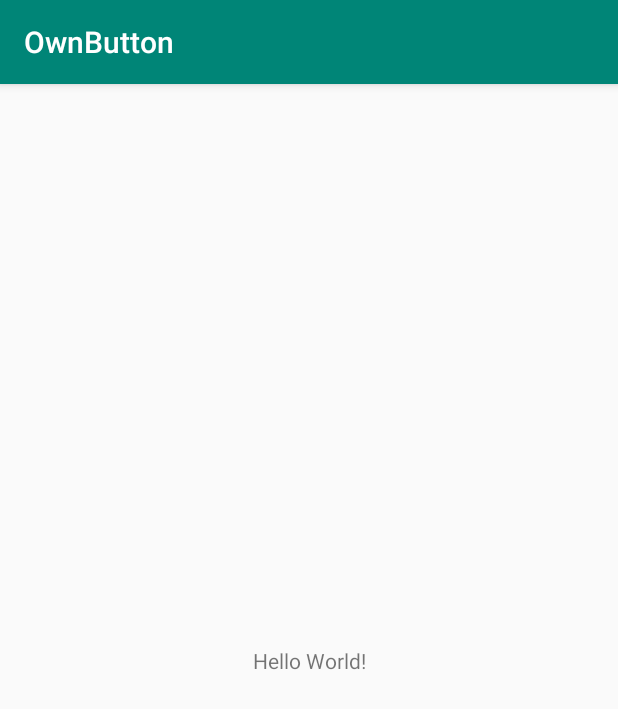
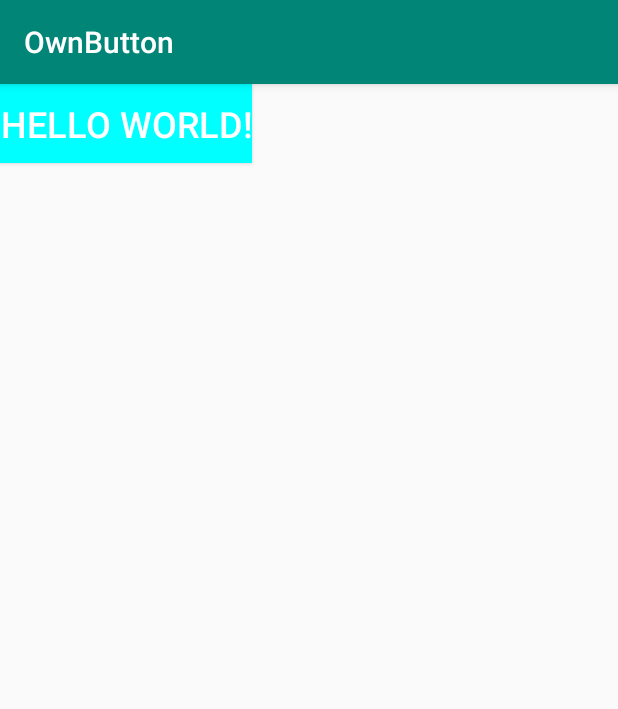
Before and after one commit to wnsgk42/ownbutton, an Android app: the screen it shows after launch (MainActivity), on a phone screen of 412 x 824 dp. Shown: the top 709 px of the screen. Run offline under Robolectric (Android 15) with nearby library versions, the phone set to English and light mode, and no system bars.

Commit message:
button finish

```diff
--- /dev/null
+++ b/app/src/main/java/com/example/ownbutton/MyButton.java
@@ -0,0 +1,55 @@
+package com.example.ownbutton;
+
+import android.content.Context;
+import android.graphics.Canvas;
+import android.graphics.Color;
+import android.util.AttributeSet;
+import android.view.MotionEvent;
+
+import androidx.appcompat.widget.AppCompatButton;
+
+public class MyButton extends AppCompatButton {
+    public MyButton(Context context) {
+        super(context);
+        init(context);//생성되자마자 함수호출
+    }
+
+    public MyButton(Context context, AttributeSet attrs) { //xml용 생성자
+        super(context, attrs);
+        init(context);//생성되자마자 함수호출
+    }
+
+    public void init(Context context){
+        setBackgroundColor(Color.CYAN);
+        setTextColor(Color.WHITE);
+
+        float textsize = getResources().getDimension(R.dimen.text_default);//sp사이즈 가져오기
+        setTextSize(textsize);
+    }
+
+    @Override
+    protected void onDraw(Canvas canvas) {
+        super.onDraw(canvas);
+    }
+
+    @Override
+    public boolean onTouchEvent(MotionEvent event) {
+        int action = event.getAction();
+        switch(action){
+            case MotionEvent.ACTION_DOWN:
+                setBackgroundColor(Color.BLUE);
+                setTextColor(Color.BLACK);
+                setTextSize(getResources().getDimension(R.dimen.text_big));
+                break;
+            case MotionEvent.ACTION_UP:
+                setBackgroundColor(Color.CYAN);
+                setTextColor(Color.WHITE);
+                setTextSize(getResources().getDimension(R.dimen.text_default));
+                break;
+        }
+
+        invalidate();//onDraw 함수를 호출해서 onTouch 함수를 실행해주는 함수
+
+        return true;
+    }
+}
--- a/app/src/main/res/layout/activity_main.xml
+++ b/app/src/main/res/layout/activity_main.xml
@@ -1,18 +1,14 @@
 <?xml version="1.0" encoding="utf-8"?>
-<androidx.constraintlayout.widget.ConstraintLayout xmlns:android="http://schemas.android.com/apk/res/android"
+<LinearLayout xmlns:android="http://schemas.android.com/apk/res/android"
     xmlns:app="http://schemas.android.com/apk/res-auto"
     xmlns:tools="http://schemas.android.com/tools"
     android:layout_width="match_parent"
     android:layout_height="match_parent"
     tools:context=".MainActivity">
 
-    <TextView
+    <com.example.ownbutton.MyButton
         android:layout_width="wrap_content"
         android:layout_height="wrap_content"
-        android:text="Hello World!"
-        app:layout_constraintBottom_toBottomOf="parent"
-        app:layout_constraintLeft_toLeftOf="parent"
-        app:layout_constraintRight_toRightOf="parent"
-        app:layout_constraintTop_toTopOf="parent" />
+        android:text="Hello World!" />
 
-</androidx.constraintlayout.widget.ConstraintLayout>
+</LinearLayout>
--- /dev/null
+++ b/app/src/main/res/values/dimmens.xml
@@ -0,0 +1,5 @@
+<?xml version="1.0" encoding="utf-8"?>
+<resources>
+    <dimen name="text_default">16sp</dimen>
+    <dimen name="text_big">26sp</dimen>
+</resources>
```
